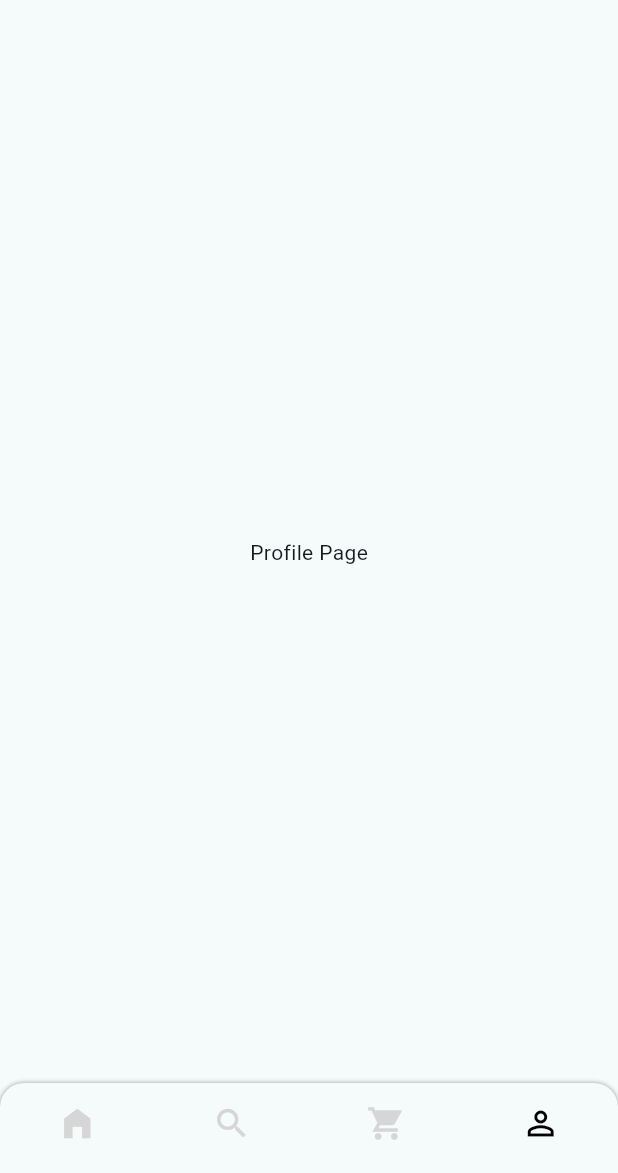
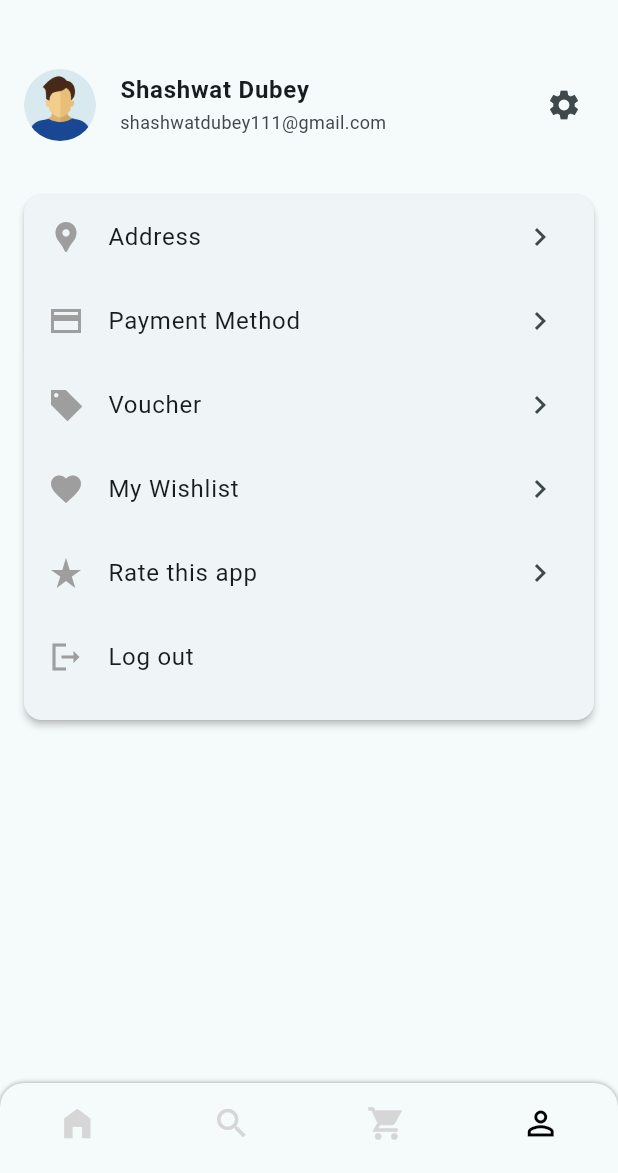
Before and after one commit to Shashwat-111/gemstore, a Flutter app: the screen it shows after launch, item 4 of the bottom bar chosen, on a phone screen of 412 x 824 dp, the part 63-1236 px from its top. Run offline on Flutter 3.47's test engine with Material 3 defaults, Android fonts, the light colour scheme and no system bars.

Commit message:
added profile page

```diff
--- a/lib/screens/home_page.dart
+++ b/lib/screens/home_page.dart
@@ -110,7 +110,7 @@ class _HomePageState extends State<HomePage> {
                   itemBuilder: (context, index){
                 return Container(
                   decoration: BoxDecoration(
-                    color: Colors.grey[200],
+                    color: Colors.grey[100],
                     borderRadius: const BorderRadius.all(Radius.circular(10))
                   ),
                   width: 240,
--- a/lib/screens/profile_page.dart
+++ b/lib/screens/profile_page.dart
@@ -1,4 +1,5 @@
 import 'package:flutter/material.dart';
+import 'package:fluxstore/utils/constants.dart';
 
 class ProfilePage extends StatefulWidget {
   const ProfilePage({super.key});
@@ -8,8 +9,50 @@ class ProfilePage extends StatefulWidget {
 }
 
 class _ProfilePageState extends State<ProfilePage> {
+
+  Map<String, IconData> settingList = {
+    "Address" : Icons.location_pin,
+    "Payment Method" : Icons.payment_sharp,
+    "Voucher" : Icons.local_offer_sharp,
+    "My Wishlist" : Icons.favorite,
+    "Rate this app" : Icons.star_rate,
+    "Log out" : Icons.logout_sharp,
+  };
+
   @override
   Widget build(BuildContext context) {
-    return const Center(child: Text("Profile Page"),);
+
+    return Column(
+      children: [
+        const SizedBox(height: defaultHeightPadding,),
+
+        const ListTile(
+          leading: CircleAvatar(radius: 24,backgroundColor: Colors.transparent,backgroundImage: AssetImage("assets/defaultDP.png")),
+          title: Text("Shashwat Dubey",style: TextStyle(fontSize: 16,fontWeight: FontWeight.bold),),
+          subtitle: Text("shashwatdubey111@gmail.com",style: TextStyle(fontSize: 12,fontWeight: FontWeight.w400),),
+          trailing: Icon(Icons.settings),
+        ),
+       const SizedBox(height: defaultHeightPadding,),
+        Card(
+          elevation: 2,
+          child: SizedBox(
+            width: MediaQuery.of(context).size.width-32,
+            height: 350,
+            child: ListView.builder(
+              itemCount: settingList.length,
+                itemBuilder: (context, index){
+              return ListTile(
+                leading: Icon(settingList.values.elementAt(index), color: Colors.grey,),
+                title: Text(settingList.keys.elementAt(index)),
+                trailing: index == 5 ? null : Icon(Icons.chevron_right),
+                onTap: (){
+                  //todo create a list of function
+                },
+              );
+            }),
+          ),
+        ),
+      ],
+    );
   }
 }
--- a/lib/widgets/app_drawer.dart
+++ b/lib/widgets/app_drawer.dart
@@ -22,12 +22,12 @@ class _MyAppDrawerState extends State<MyAppDrawer> {
           child: Column(
             crossAxisAlignment: CrossAxisAlignment.start,
             children: [
-              SizedBox(
+              const SizedBox(
                 width: 290,
                 height: 150,
                 child:Center(
                   child: ListTile(
-                    leading: CircleAvatar(radius: 24,backgroundColor: Colors.grey[350],),
+                    leading: CircleAvatar(radius: 24,backgroundColor: Colors.transparent,backgroundImage: AssetImage("assets/defaultDP.png")),
                     title: const Text("Shashwat Dubey",style: TextStyle(fontSize: 16,fontWeight: FontWeight.bold),),
                     subtitle: const Text("shashwatdubey111@gmail.com",style: TextStyle(fontSize: 12,fontWeight: FontWeight.w400),),
                   ),
```
Also changed, not shown: assets/defaultDP.png (added).
